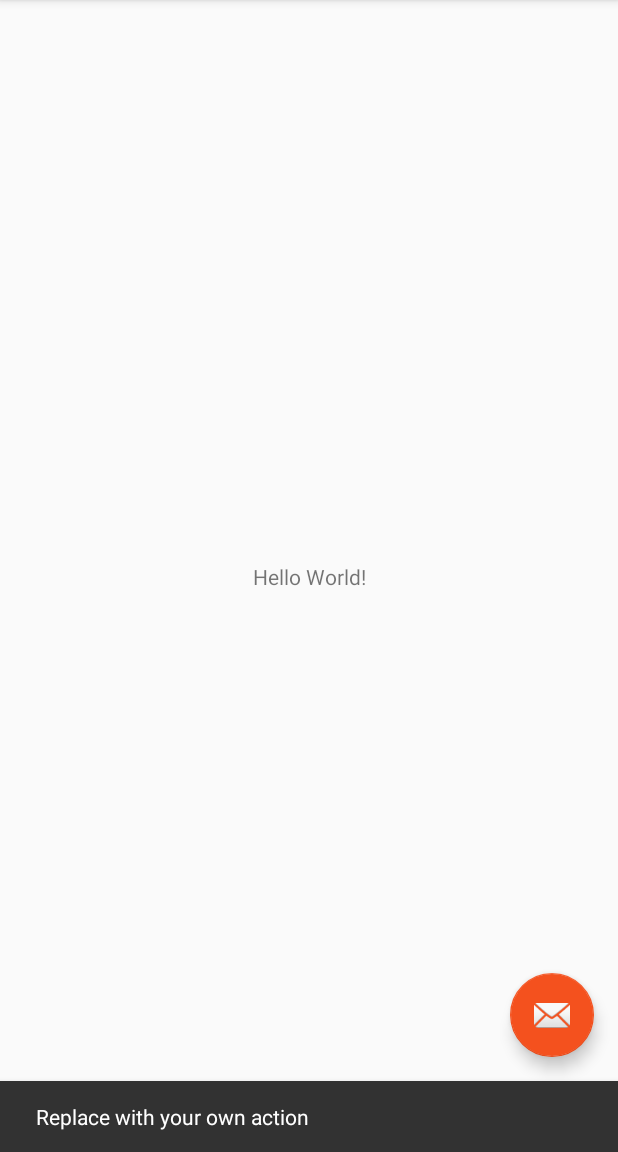
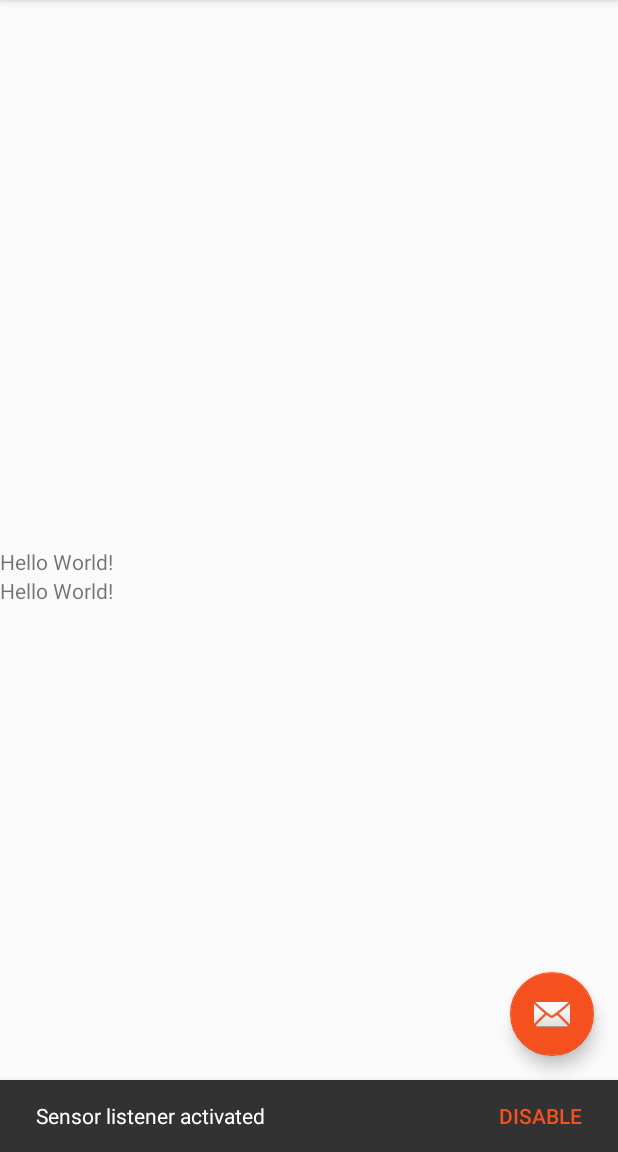
Before and after one commit to thenracker/indoorpositioning, an Android app: the screen it shows after launch (MainActivity), after a tap on an icon or button, on a phone screen of 412 x 824 dp, the part 84-1236 px from its top. Run offline under Robolectric (Android 15) with nearby library versions, the phone set to English and light mode, and no system bars.

Commit message:
Napojení na senzory

```diff
--- a/app/src/main/AndroidManifest.xml
+++ b/app/src/main/AndroidManifest.xml
@@ -3,6 +3,7 @@
     package="cz.weissar.indoorpositioning">
 
     <application
+        android:name=".IndoorPositioningApp"
         android:allowBackup="true"
         android:icon="@mipmap/ic_launcher"
         android:label="@string/app_name"
--- /dev/null
+++ b/app/src/main/java/cz/weissar/indoorpositioning/IndoorPositioningApp.java
@@ -0,0 +1,23 @@
+package cz.weissar.indoorpositioning;
+
+import android.app.Application;
+import android.content.Context;
+
+/**
+ * Created by petrw on 04.05.2017.
+ */
+
+public class IndoorPositioningApp extends Application {
+
+    private static Context context;
+
+    @Override
+    public void onCreate() {
+        super.onCreate();
+        context = getApplicationContext();
+    }
+
+    public static Context getContext(){
+        return context;
+    }
+}
--- a/app/src/main/java/cz/weissar/indoorpositioning/activities/MainActivity.java
+++ b/app/src/main/java/cz/weissar/indoorpositioning/activities/MainActivity.java
@@ -10,6 +10,7 @@ import android.view.Menu;
 import android.view.MenuItem;
 
 import cz.weissar.indoorpositioning.R;
+import cz.weissar.indoorpositioning.utils.sensor.SensorHelper;
 
 public class MainActivity extends AppCompatActivity {
 
@@ -24,8 +25,14 @@ public class MainActivity extends AppCompatActivity {
         fab.setOnClickListener(new View.OnClickListener() {
             @Override
             public void onClick(View view) {
-                Snackbar.make(view, "Replace with your own action", Snackbar.LENGTH_LONG)
-                        .setAction("Action", null).show();
+                SensorHelper.getInstance().registerListeners();
+                Snackbar.make(view, "Sensor listener activated", Snackbar.LENGTH_LONG)
+                        .setAction("Disable", new View.OnClickListener() {
+                            @Override
+                            public void onClick(View v) {
+                                SensorHelper.getInstance().unregisterListeners();
+                            }
+                        }).show();
             }
         });
     }
--- a/app/src/main/java/cz/weissar/indoorpositioning/fragments/MainFragment.java
+++ b/app/src/main/java/cz/weissar/indoorpositioning/fragments/MainFragment.java
@@ -1,17 +1,27 @@
 package cz.weissar.indoorpositioning.fragments;
 
+import android.hardware.Sensor;
+import android.hardware.SensorEvent;
+import android.support.annotation.Nullable;
 import android.support.v4.app.Fragment;
 import android.os.Bundle;
+import android.util.Log;
 import android.view.LayoutInflater;
 import android.view.View;
 import android.view.ViewGroup;
+import android.widget.TextView;
 
 import cz.weissar.indoorpositioning.R;
+import cz.weissar.indoorpositioning.listeners.OnSensorMeasurement;
+import cz.weissar.indoorpositioning.utils.sensor.SensorHelper;
 
 /**
  * A placeholder fragment containing a simple view.
  */
-public class MainFragment extends Fragment {
+public class MainFragment extends Fragment implements OnSensorMeasurement {
+
+    private TextView helloTextView;
+    private TextView helloTextView2;
 
     public MainFragment() {
     }
@@ -21,4 +31,33 @@ public class MainFragment extends Fragment {
                              Bundle savedInstanceState) {
         return inflater.inflate(R.layout.fragment_main, container, false);
     }
+
+    @Override
+    public void onViewCreated(View view, @Nullable Bundle savedInstanceState) {
+        //SensorHelper.getInstance().setListener(this);
+        helloTextView = (TextView) view.findViewById(R.id.helloTextView);
+        helloTextView2 = (TextView) view.findViewById(R.id.helloTextView2);
+    }
+
+    @Override
+    public void onResume() {
+        super.onResume();
+        SensorHelper.getInstance().setListener(this);
+    }
+
+    @Override
+    public void onStop() {
+        SensorHelper.getInstance().unsetListener();
+        super.onStop();
+    }
+
+    @Override
+    public void onNewMeasure(SensorEvent event) {
+        String sensorName = event.sensor.getName();
+        if(event.sensor.getType() == Sensor.TYPE_ACCELEROMETER){
+            helloTextView.setText(sensorName + ":\nX: " + event.values[0] + "; Y: " + event.values[1] + "; Z: " + event.values[2] + ";");
+        }else if(event.sensor.getType() == Sensor.TYPE_GYROSCOPE){
+            helloTextView2.setText(sensorName + ":\nX: " + event.values[0] + "; Y: " + event.values[1] + "; Z: " + event.values[2] + ";");
+        }
+    }
 }
--- /dev/null
+++ b/app/src/main/java/cz/weissar/indoorpositioning/listeners/OnSensorMeasurement.java
@@ -0,0 +1,13 @@
+package cz.weissar.indoorpositioning.listeners;
+
+import android.hardware.SensorEvent;
+
+/**
+ * Created by petrw on 04.05.2017.
+ */
+
+public interface OnSensorMeasurement {
+
+    void onNewMeasure(SensorEvent event);
+
+}
--- /dev/null
+++ b/app/src/main/java/cz/weissar/indoorpositioning/utils/ViewHelper.java
@@ -0,0 +1,19 @@
+package cz.weissar.indoorpositioning.utils;
+
+import android.app.Activity;
+import android.content.Context;
+import android.content.res.Configuration;
+import android.util.DisplayMetrics;
+import android.view.Display;
+
+/**
+ * Created by petrw on 04.05.2017.
+ */
+
+public class ViewHelper {
+
+    public static boolean isScreenLandscape(Context context) {
+        return context.getResources().getConfiguration().orientation == Configuration.ORIENTATION_LANDSCAPE;
+    }
+
+}
--- /dev/null
+++ b/app/src/main/java/cz/weissar/indoorpositioning/utils/sensor/SensorHelper.java
@@ -0,0 +1,69 @@
+package cz.weissar.indoorpositioning.utils.sensor;
+
+import android.hardware.Sensor;
+import android.hardware.SensorEvent;
+import android.hardware.SensorEventListener;
+import android.hardware.SensorManager;
+import android.util.Log;
+
+import cz.weissar.indoorpositioning.IndoorPositioningApp;
+import cz.weissar.indoorpositioning.listeners.OnSensorMeasurement;
+
+import static android.content.Context.SENSOR_SERVICE;
+import static android.hardware.Sensor.TYPE_GYROSCOPE;
+
+/**
+ * Created by petrw on 04.05.2017.
+ */
+
+public class SensorHelper implements SensorEventListener {
+
+    private static final String TAG = "SENSORS";
+    private static final SensorHelper ourInstance = new SensorHelper();
+
+    public static SensorHelper getInstance() {
+        return ourInstance;
+    }
+
+    private final SensorManager sensorManager;
+    private final Sensor accelerometer;
+    private final Sensor gyroscope;
+
+    private OnSensorMeasurement onSensorMeasurementListener;
+
+    private SensorHelper() {
+        sensorManager = (SensorManager) IndoorPositioningApp.getContext().getSystemService(SENSOR_SERVICE);
+        accelerometer = sensorManager.getDefaultSensor(Sensor.TYPE_ACCELEROMETER);
+        gyroscope = sensorManager.getDefaultSensor(TYPE_GYROSCOPE);
+    }
+
+    public void setListener(OnSensorMeasurement listener){
+        this.onSensorMeasurementListener = listener;
+    }
+    public void unsetListener(){
+        this.onSensorMeasurementListener = null;
+    }
+
+    public void registerListeners(){
+        sensorManager.registerListener(this, accelerometer, SensorManager.SENSOR_DELAY_NORMAL);
+        sensorManager.registerListener(this, gyroscope, SensorManager.SENSOR_DELAY_NORMAL);
+    }
+    public void unregisterListeners(){
+        sensorManager.unregisterListener(this);
+    }
+
+    @Override
+    public void onSensorChanged(SensorEvent event) {
+        if(onSensorMeasurementListener != null){
+            onSensorMeasurementListener.onNewMeasure(event);
+        }else{
+            String sensorName = event.sensor.getName();
+            Log.d(TAG, sensorName + ": X: " + event.values[0] + "; Y: " + event.values[1] + "; Z: " + event.values[2] + ";");
+        }
+    }
+
+    @Override
+    public void onAccuracyChanged(Sensor sensor, int accuracy) {
+
+    }
+}
--- a/app/src/main/res/layout/fragment_main.xml
+++ b/app/src/main/res/layout/fragment_main.xml
@@ -1,19 +1,29 @@
 <?xml version="1.0" encoding="utf-8"?>
-<android.support.constraint.ConstraintLayout xmlns:android="http://schemas.android.com/apk/res/android"
+<LinearLayout xmlns:android="http://schemas.android.com/apk/res/android"
     xmlns:app="http://schemas.android.com/apk/res-auto"
     xmlns:tools="http://schemas.android.com/tools"
     android:layout_width="match_parent"
     android:layout_height="match_parent"
+    android:orientation="vertical"
+    android:gravity="center_vertical|left"
     tools:context="cz.weissar.indoorpositioning.fragments.MainFragment"
-    tools:showIn="@layout/activity_main">
+    tools:showIn="@layout/activity_main"
+    >
 
     <TextView
+        android:id="@+id/helloTextView"
         android:layout_width="wrap_content"
         android:layout_height="wrap_content"
         android:text="Hello World!"
-        app:layout_constraintBottom_toBottomOf="parent"
-        app:layout_constraintLeft_toLeftOf="parent"
-        app:layout_constraintRight_toRightOf="parent"
-        app:layout_constraintTop_toTopOf="parent" />
+        tools:layout_editor_absoluteY="8dp"
+        tools:layout_editor_absoluteX="8dp" />
 
-</android.support.constraint.ConstraintLayout>
+    <TextView
+        android:id="@+id/helloTextView2"
+        android:layout_width="wrap_content"
+        android:layout_height="wrap_content"
+        android:text="Hello World!"
+        tools:layout_editor_absoluteY="8dp"
+        tools:layout_editor_absoluteX="8dp" />
+
+</LinearLayout>
```
